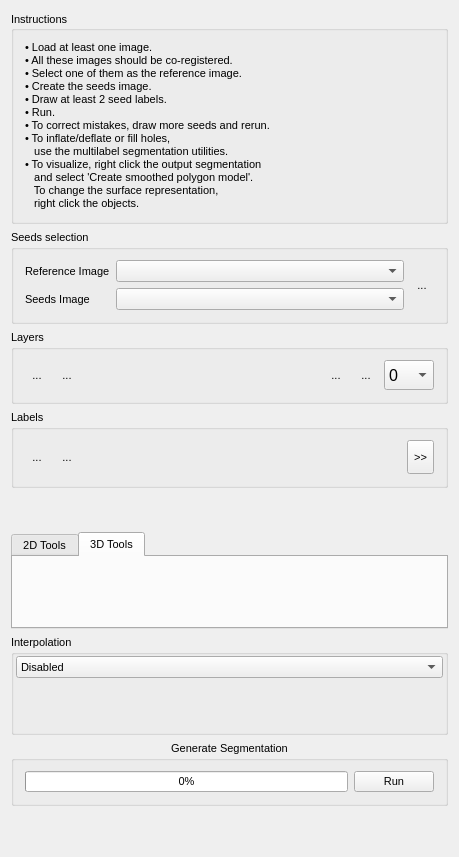
Qt form Plugins/org.mitk.gui.qt.captkinteractivesegmentation/src/internal/QmitkCaPTkInteractiveSegmentationControls.ui (CBICA/CaPTk2.0) before a commit.
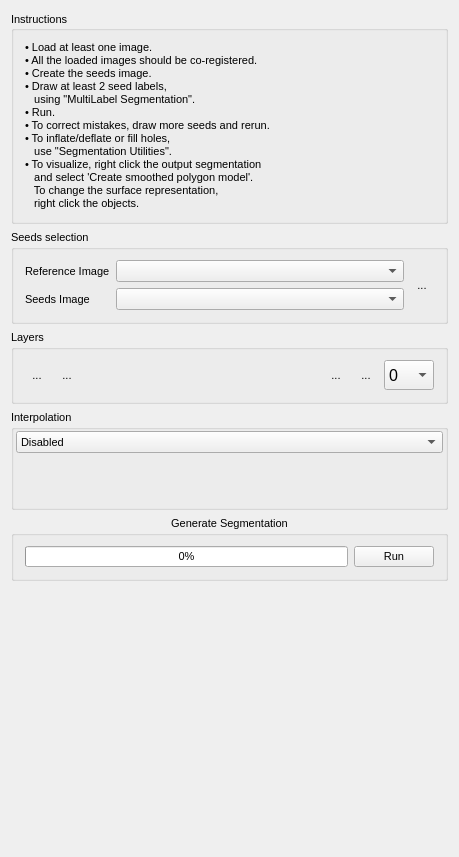
The same form after that commit. Icons and pictures are not drawn. Custom widgets are drawn as their Qt base class.

Commit message: Remove drawing tools from UI of CaPTk Interactive Segmentation

Patch:
```diff
--- a/Plugins/org.mitk.gui.qt.captkinteractivesegmentation/src/internal/QmitkCaPTkInteractiveSegmentationControls.ui
+++ b/Plugins/org.mitk.gui.qt.captkinteractivesegmentation/src/internal/QmitkCaPTkInteractiveSegmentationControls.ui
@@ -65,14 +65,14 @@
         </property>
         <property name="text">
          <string>• Load at least one image.
-• All these images should be co-registered.
-• Select one of them as the reference image.
+• All the loaded images should be co-registered.
 • Create the seeds image.
-• Draw at least 2 seed labels.
+• Draw at least 2 seed labels,
+   using &quot;MultiLabel Segmentation&quot;.
 • Run.
 • To correct mistakes, draw more seeds and rerun.
 • To inflate/deflate or fill holes,
-   use the multilabel segmentation utilities.
+   use &quot;Segmentation Utilities&quot;.
 • To visualize, right click the output segmentation
    and select 'Create smoothed polygon model'.
    To change the surface representation,
@@ -316,260 +316,6 @@
      </layout>
     </widget>
    </item>
-   <item>
-    <widget class="QGroupBox" name="groupBox_Labels">
-     <property name="title">
-      <string>Labels</string>
-     </property>
-     <property name="flat">
-      <bool>true</bool>
-     </property>
-     <layout class="QHBoxLayout" name="horizontalLayout_2">
-      <item>
-       <widget class="QToolButton" name="m_pbNewLabel">
-        <property name="toolTip">
-         <string>Add a new label to the current segmentation session</string>
-        </property>
-        <property name="text">
-         <string>...</string>
-        </property>
-        <property name="icon">
-         <iconset resource="../../resources/multilabelsegmentation.qrc">
-          <normaloff>:/multilabelsegmentation/NewLabel_48x48.png</normaloff>:/multilabelsegmentation/NewLabel_48x48.png</iconset>
-        </property>
-        <property name="iconSize">
-         <size>
-          <width>28</width>
-          <height>28</height>
-         </size>
-        </property>
-        <property name="shortcut">
-         <string>N</string>
-        </property>
-        <property name="autoRaise">
-         <bool>true</bool>
-        </property>
-       </widget>
-      </item>
-      <item>
-       <widget class="QToolButton" name="m_btLockExterior">
-        <property name="toolTip">
-         <string>Lock/Unlock exterior</string>
-        </property>
-        <property name="text">
-         <string>...</string>
-        </property>
-        <property name="icon">
-         <iconset>
-          <normaloff>:/Qmitk/UnlockExterior_48x48.png</normaloff>
-          <normalon>:/Qmitk/LockExterior_48x48.png</normalon>:/Qmitk/UnlockExterior_48x48.png</iconset>
-        </property>
-        <property name="iconSize">
-         <size>
-          <width>28</width>
-          <height>28</height>
-         </size>
-        </property>
-        <property name="checkable">
-         <bool>true</bool>
-        </property>
-        <property name="autoRaise">
-         <bool>true</bool>
-        </property>
-       </widget>
-      </item>
-      <item>
-       <spacer name="horizontalSpacer">
-        <property name="orientation">
-         <enum>Qt::Horizontal</enum>
-        </property>
-        <property name="sizeHint" stdset="0">
-         <size>
-          <width>0</width>
-          <height>20</height>
-         </size>
-        </property>
-       </spacer>
-      </item>
-      <item>
-       <widget class="QToolButton" name="m_pbShowLabelTable">
-        <property name="minimumSize">
-         <size>
-          <width>0</width>
-          <height>34</height>
-         </size>
-        </property>
-        <property name="toolTip">
-         <string>Show a table with all labels in the current segmentation session</string>
-        </property>
-        <property name="text">
-         <string>&gt;&gt;</string>
-        </property>
-        <property name="iconSize">
-         <size>
-          <width>28</width>
-          <height>28</height>
-         </size>
-        </property>
-        <property name="checkable">
-         <bool>true</bool>
-        </property>
-        <property name="autoRaise">
-         <bool>false</bool>
-        </property>
-        <property name="arrowType">
-         <enum>Qt::NoArrow</enum>
-        </property>
-       </widget>
-      </item>
-     </layout>
-    </widget>
-   </item>
-   <item>
-    <widget class="QmitkLabelSetWidget" name="m_LabelSetWidget" native="true">
-     <property name="sizePolicy">
-      <sizepolicy hsizetype="Preferred" vsizetype="Expanding">
-       <horstretch>0</horstretch>
-       <verstretch>0</verstretch>
-      </sizepolicy>
-     </property>
-     <property name="minimumSize">
-      <size>
-       <width>0</width>
-       <height>20</height>
-      </size>
-     </property>
-    </widget>
-   </item>
-   <item>
-    <widget class="QTabWidget" name="m_tw2DTools">
-     <property name="sizePolicy">
-      <sizepolicy hsizetype="Preferred" vsizetype="Maximum">
-       <horstretch>0</horstretch>
-       <verstretch>0</verstretch>
-      </sizepolicy>
-     </property>
-     <property name="styleSheet">
-      <string notr="true">QTabWidget::tab-bar { alignment: middle; }</string>
-     </property>
-     <property name="currentIndex">
-      <number>1</number>
-     </property>
-     <property name="usesScrollButtons">
-      <bool>true</bool>
-     </property>
-     <property name="documentMode">
-      <bool>false</bool>
-     </property>
-     <property name="tabBarAutoHide">
-      <bool>true</bool>
-     </property>
-     <widget class="QWidget" name="m_tb2DTools">
-      <attribute name="title">
-       <string>2D Tools</string>
-      </attribute>
-      <layout class="QVBoxLayout" name="verticalLayout">
-       <item>
-        <widget class="QmitkToolGUIArea" name="m_ManualToolGUIContainer2D" native="true">
-         <property name="sizePolicy">
-          <sizepolicy hsizetype="Minimum" vsizetype="Minimum">
-           <horstretch>0</horstretch>
-           <verstretch>0</verstretch>
-          </sizepolicy>
-         </property>
-         <property name="font">
-          <font>
-           <weight>50</weight>
-           <bold>false</bold>
-          </font>
-         </property>
-        </widget>
-       </item>
-       <item>
-        <widget class="QmitkToolSelectionBox" name="m_ManualToolSelectionBox2D" native="true">
-         <property name="sizePolicy">
-          <sizepolicy hsizetype="Minimum" vsizetype="Minimum">
-           <horstretch>0</horstretch>
-           <verstretch>0</verstretch>
-          </sizepolicy>
-         </property>
-         <property name="font">
-          <font>
-           <weight>50</weight>
-           <bold>false</bold>
-          </font>
-         </property>
-        </widget>
-       </item>
-       <item>
-        <spacer name="verticalSpacer_2">
-         <property name="orientation">
-          <enum>Qt::Vertical</enum>
-         </property>
-         <property name="sizeHint" stdset="0">
-          <size>
-           <width>20</width>
-           <height>40</height>
-          </size>
-         </property>
-        </spacer>
-       </item>
-      </layout>
-     </widget>
-     <widget class="QWidget" name="tab_2">
-      <attribute name="title">
-       <string>3D Tools</string>
-      </attribute>
-      <layout class="QVBoxLayout" name="verticalLayout_2">
-       <item>
-        <widget class="QmitkToolGUIArea" name="m_ManualToolGUIContainer3D" native="true">
-         <property name="sizePolicy">
-          <sizepolicy hsizetype="Minimum" vsizetype="Minimum">
-           <horstretch>0</horstretch>
-           <verstretch>0</verstretch>
-          </sizepolicy>
-         </property>
-         <property name="font">
-          <font>
-           <weight>50</weight>
-           <bold>false</bold>
-          </font>
-         </property>
-        </widget>
-       </item>
-       <item>
-        <widget class="QmitkToolSelectionBox" name="m_ManualToolSelectionBox3D" native="true">
-         <property name="sizePolicy">
-          <sizepolicy hsizetype="Minimum" vsizetype="Minimum">
-           <horstretch>0</horstretch>
-           <verstretch>0</verstretch>
-          </sizepolicy>
-         </property>
-         <property name="font">
-          <font>
-           <weight>50</weight>
-           <bold>false</bold>
-          </font>
-         </property>
-        </widget>
-       </item>
-       <item>
-        <spacer name="verticalSpacer_5">
-         <property name="orientation">
-          <enum>Qt::Vertical</enum>
-         </property>
-         <property name="sizeHint" stdset="0">
-          <size>
-           <width>20</width>
-           <height>40</height>
-          </size>
-         </property>
-        </spacer>
-       </item>
-      </layout>
-     </widget>
-    </widget>
-   </item>
    <item>
     <widget class="QGroupBox" name="m_gbInterpolation">
      <property name="sizePolicy">
@@ -805,22 +551,6 @@
    <extends>QComboBox</extends>
    <header location="global">QmitkDataStorageComboBox.h</header>
   </customwidget>
-  <customwidget>
-   <class>QmitkToolSelectionBox</class>
-   <extends>QWidget</extends>
-   <header location="global">QmitkToolSelectionBox.h</header>
-  </customwidget>
-  <customwidget>
-   <class>QmitkToolGUIArea</class>
-   <extends>QWidget</extends>
-   <header location="global">QmitkToolGUIArea.h</header>
-  </customwidget>
-  <customwidget>
-   <class>QmitkLabelSetWidget</class>
-   <extends>QWidget</extends>
-   <header location="global">Qmitk/QmitkLabelSetWidget.h</header>
-   <container>1</container>
-  </customwidget>
   <customwidget>
    <class>QmitkSliceBasedInterpolatorWidget</class>
    <extends>QWidget</extends>
```
Left out of the diff: 3 changed lines with no effect on the pictures. The commit also changes 1 other file.
